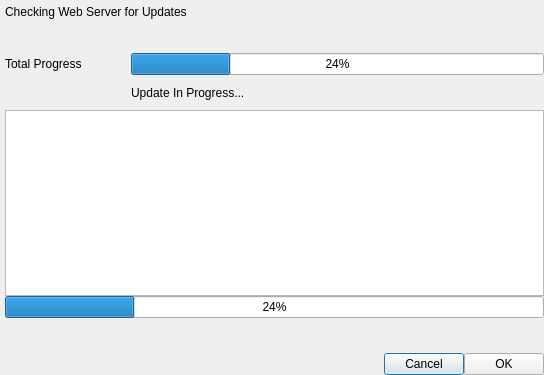
This is DPWebUpdate/gui/core/Dialogs/updatedialog.ui in DynamicPerception/DPWebUpdate as Qt 5 draws it before an edit. The edited form follows.
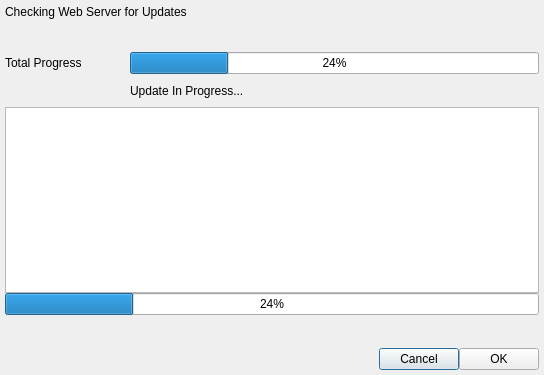
This is the edited form.

```diff
--- a/DPWebUpdate/gui/core/Dialogs/updatedialog.ui
+++ b/DPWebUpdate/gui/core/Dialogs/updatedialog.ui
@@ -17,18 +17,9 @@
    <property name="spacing">
     <number>0</number>
    </property>
-   <property name="leftMargin">
+   <property name="margin">
     <number>5</number>
    </property>
-   <property name="topMargin">
-    <number>5</number>
-   </property>
-   <property name="rightMargin">
-    <number>0</number>
-   </property>
-   <property name="bottomMargin">
-    <number>0</number>
-   </property>
    <item>
     <layout class="QGridLayout" name="gridLayout">
      <item row="0" column="0" colspan="5">
```
